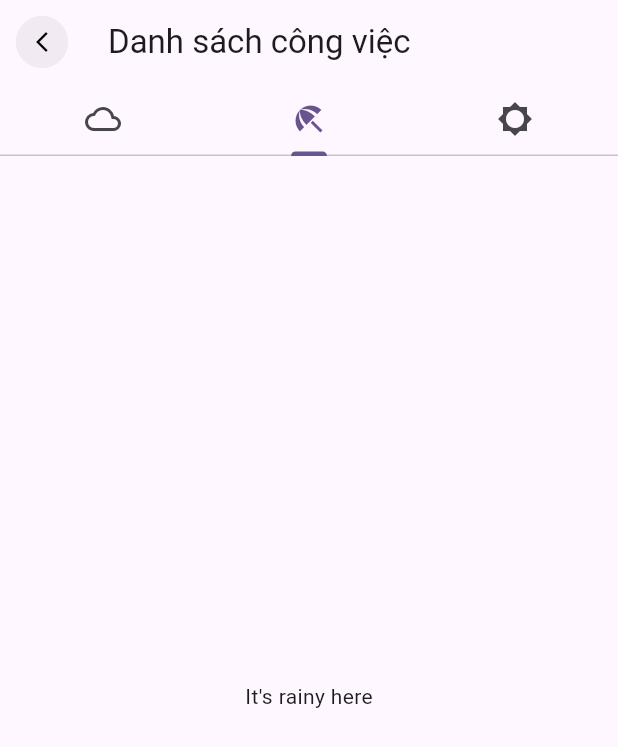
After one commit to KKuyen/SE121_GiupViecApp, a Flutter app: the ListTaskMessage screen opened directly, on a phone screen of 412 x 824 dp. The commit adds this screen. Shown: the top 747 px of the screen. Run offline on Flutter 3.47's test engine with Material 3 defaults, Android fonts, the phone set to English and light mode, and no system bars; our stand-ins replace carousel_slider, flutter_svg, font_awesome_flutter, pin_code_fields; project files that could hold a hidden picture were left out.

```diff
--- /dev/null
+++ b/FrontEnd/lib/presentation/user/message/listTaskMessage.dart
@@ -0,0 +1,69 @@
+import 'package:flutter/material.dart';
+import 'package:se121_giupviec_app/common/widgets/appbar/app_bar.dart';
+import 'package:se121_giupviec_app/core/configs/assets/app_vectors.dart';
+import 'package:se121_giupviec_app/core/configs/constants/app_info.dart';
+
+class ListTaskMessage extends StatefulWidget {
+  const ListTaskMessage({super.key});
+
+  @override
+  State<ListTaskMessage> createState() => _ListTaskMessageState();
+}
+
+class _ListTaskMessageState extends State<ListTaskMessage> {
+  @override
+  Widget build(BuildContext context) {
+    return DefaultTabController(
+      initialIndex: 1,
+      length: 3,
+      child: Scaffold(
+        appBar: AppBar(
+          title: const Text('Danh sách công việc'),
+          leading: IconButton(
+            icon: Container(
+              height: 35,
+              width: 35,
+              decoration: BoxDecoration(
+                  color: Colors.black.withOpacity(0.05),
+                  shape: BoxShape.circle),
+              child: const Icon(
+                Icons.arrow_back_ios_new,
+                size: 16,
+                color: Colors.black,
+              ),
+            ),
+            onPressed: () {
+              Navigator.of(context).pop();
+            },
+          ),
+          bottom: const TabBar(
+            tabs: <Widget>[
+              Tab(
+                icon: Icon(Icons.cloud_outlined),
+              ),
+              Tab(
+                icon: Icon(Icons.beach_access_sharp),
+              ),
+              Tab(
+                icon: Icon(Icons.brightness_5_sharp),
+              ),
+            ],
+          ),
+        ),
+        body: const TabBarView(
+          children: <Widget>[
+            Center(
+              child: Text("It's cloudy here"),
+            ),
+            Center(
+              child: Text("It's rainy here"),
+            ),
+            Center(
+              child: Text("It's sunny here"),
+            ),
+          ],
+        ),
+      ),
+    );
+  }
+}
```
Also changed, not shown: FrontEnd/lib/presentation/user/message/detailMessage.dart (added, +70 -0 lines), FrontEnd/lib/presentation/user/message/message.dart (+8 -1 lines).
